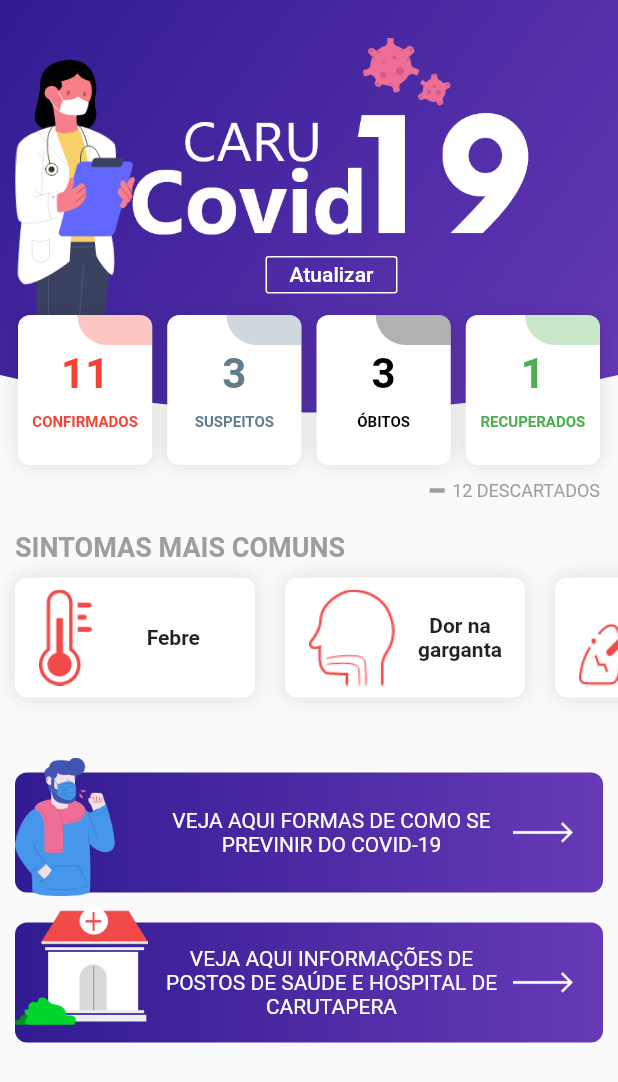
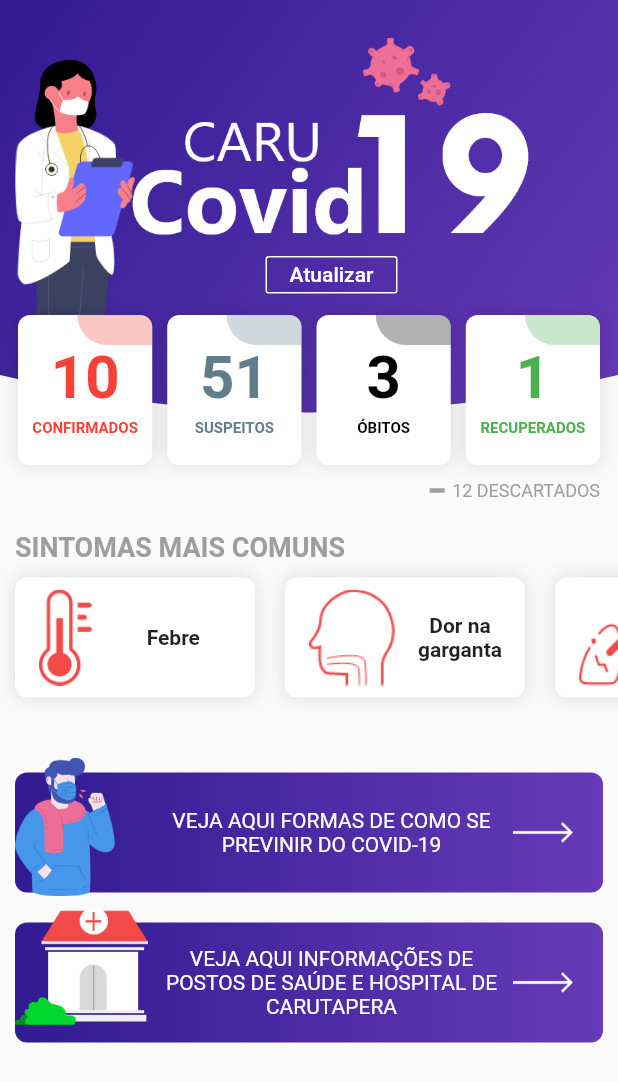
Before and after one commit to michaelmartins09/caru_covid_flutter, a Flutter app: the screen it shows after launch, on a phone screen of 412 x 824 dp. Shown: the top 1082 px of the screen. Run offline on Flutter 3.47's test engine with Material 2 defaults, Android fonts, the phone set to English and light mode, and no system bars.

Commit message:
changed: responsive texts from home page

```diff
--- a/lib/app/components/cards/card_info_covid.dart
+++ b/lib/app/components/cards/card_info_covid.dart
@@ -42,9 +42,9 @@ class CardInfoCovid extends StatelessWidget {
                 mainAxisAlignment: MainAxisAlignment.center,
                 children: <Widget>[
                   Text(value.toString(), textAlign: TextAlign.center, style: TextStyle(
-                    color: color, fontSize: 28, fontWeight: FontWeight.bold
+                    color: color, fontSize: value > 999 ? 28 : 40, fontWeight: FontWeight.bold
                   )),
-                  SizedBox(height: 10),
+                  SizedBox(height: 4),
                   Text(title.toUpperCase(), textAlign: TextAlign.center, style: TextStyle(
                     color: color, fontSize: 10, fontWeight: FontWeight.bold
                   )),
--- a/lib/app/pages/home/home_page.dart
+++ b/lib/app/pages/home/home_page.dart
@@ -76,9 +76,9 @@ class _HomePageState extends State<HomePage> {
                       Row(
                         mainAxisAlignment: MainAxisAlignment.spaceBetween,
                         children: <Widget>[
-                          CardInfoCovid(title: "Confirmados", value: 11, color: Colors.red),
+                          CardInfoCovid(title: "Confirmados", value: 10, color: Colors.red),
                           SizedBox(width: 10),
-                          CardInfoCovid(title: "Suspeitos", value: 3, color: Colors.blueGrey),
+                          CardInfoCovid(title: "Suspeitos", value: 51, color: Colors.blueGrey),
                           SizedBox(width: 10),
                           CardInfoCovid(title: "Óbitos", value: 3, color: Colors.black),
                           SizedBox(width: 10),
```
